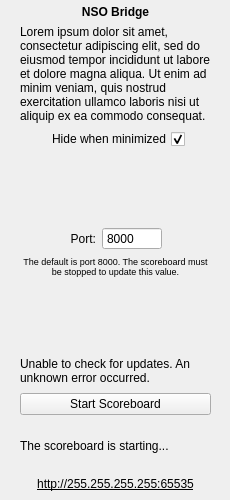
Old version of the form NSOBridge.ui in the repository someweisguy/NSOBridge.
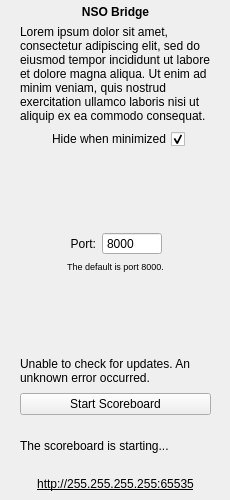
New version of the form.

Commit message: help string

Patch:
```diff
--- a/NSOBridge.ui
+++ b/NSOBridge.ui
@@ -233,7 +233,7 @@
        </font>
       </property>
       <property name="text">
-       <string>The default is port 8000. The scoreboard must be stopped to update this value.</string>
+       <string>The default is port 8000.</string>
       </property>
       <property name="alignment">
        <set>Qt::AlignCenter</set>
```
